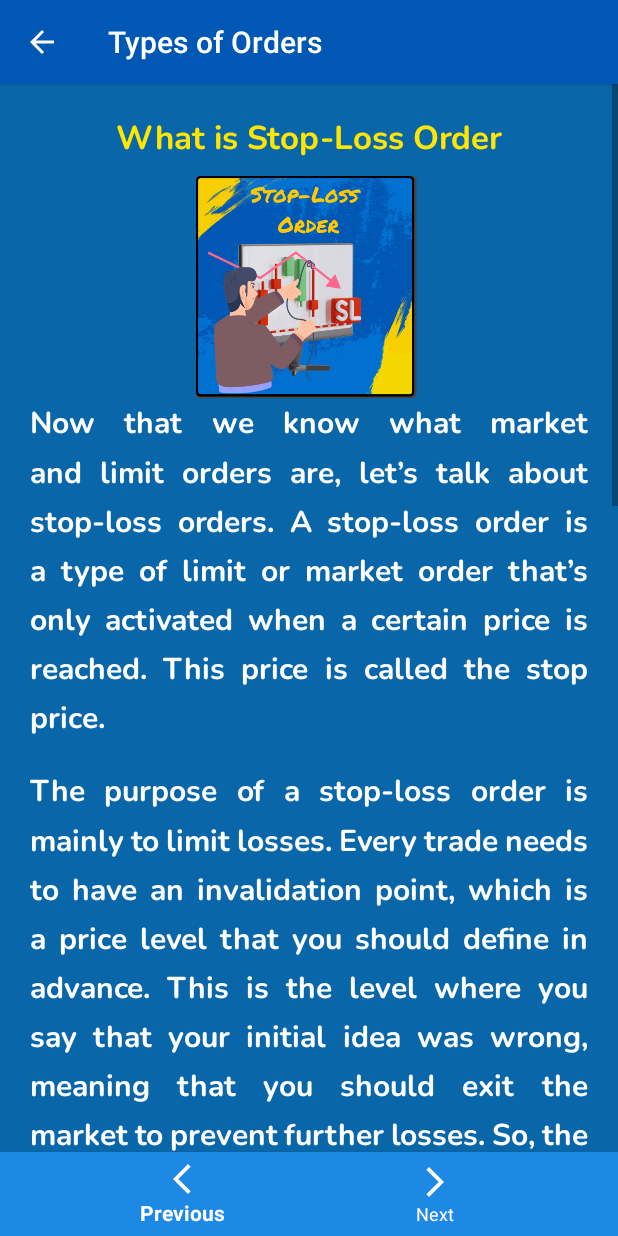
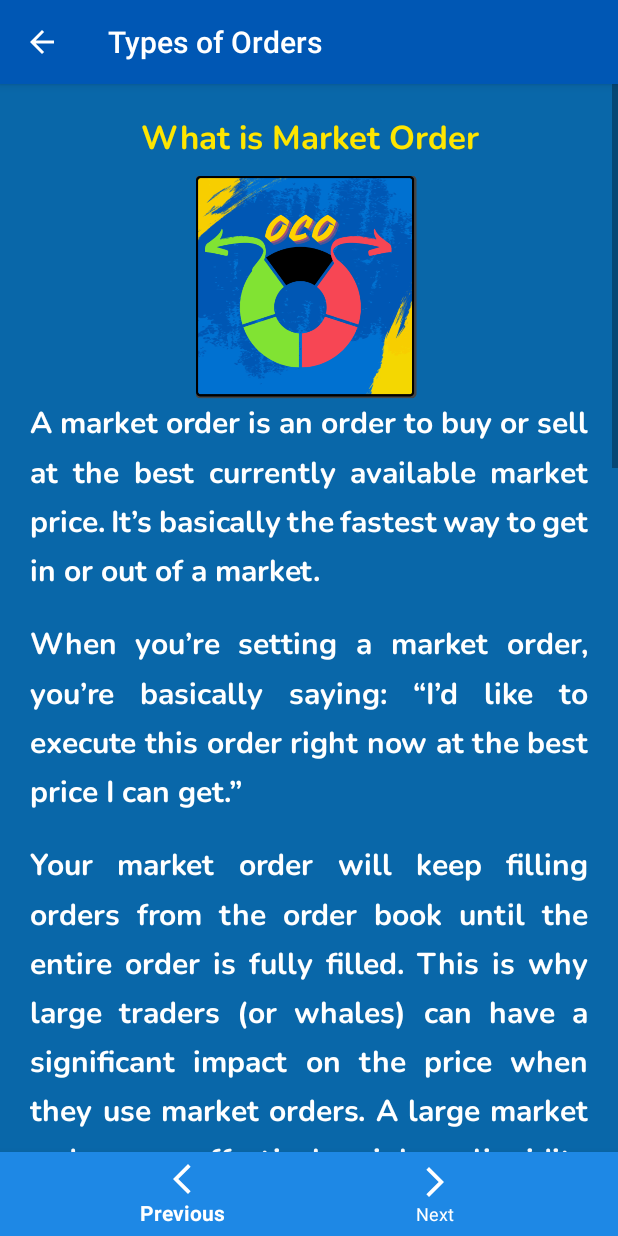
Before and after one commit to umardar8/Bitcoin_Course_in_Urdu, an Android app: the Chapter5Fragments screen opened directly, with no data from a screen before it, after a tap on an icon or button, on a phone screen of 412 x 824 dp. Run offline under Robolectric (Android 15) with nearby library versions, the phone set to English and light mode, and no system bars; our stand-ins replace AdMob.

Commit message:
added two new lessons and made changes to lesson sorting numbers

```diff
--- a/app/src/main/java/com/mufasasolutions/bitcoincourseinurdu/Chapter5Activity.kt
+++ b/app/src/main/java/com/mufasasolutions/bitcoincourseinurdu/Chapter5Activity.kt
@@ -3,7 +3,6 @@ package com.mufasasolutions.bitcoincourseinurdu
 import android.content.Intent
 import androidx.appcompat.app.AppCompatActivity
 import android.os.Bundle
-import com.mufasasolutions.bitcoincourseinurdu.databinding.ActivityChapter2Binding
 import com.mufasasolutions.bitcoincourseinurdu.databinding.ActivityChapter5Binding
 
 class Chapter5Activity : AppCompatActivity() {
@@ -48,9 +47,9 @@ class Chapter5Activity : AppCompatActivity() {
         val fragmentTransaction = fragmentManager.beginTransaction()
         when (num) {
             1 -> fragmentTransaction.replace(R.id.frameLayout, Lesson14Fragment())
-            2 -> fragmentTransaction.replace(R.id.frameLayout, Lesson15Fragment())
-            3 -> fragmentTransaction.replace(R.id.frameLayout, Lesson17Fragment())
-            4 -> fragmentTransaction.replace(R.id.frameLayout, Lesson18aFragment())
+            2 -> fragmentTransaction.replace(R.id.frameLayout, Lesson5bFragment())
+            3 -> fragmentTransaction.replace(R.id.frameLayout, Lesson15Fragment())
+            4 -> fragmentTransaction.replace(R.id.frameLayout, Lesson5dFragment())
         }
         fragmentTransaction.commit()
     }
--- a/app/src/main/java/com/mufasasolutions/bitcoincourseinurdu/Chapter5Fragments.kt
+++ b/app/src/main/java/com/mufasasolutions/bitcoincourseinurdu/Chapter5Fragments.kt
@@ -12,30 +12,29 @@ class Chapter5Fragments : AppCompatActivity() {
         binding = FragmentsChapter5Binding.inflate(layoutInflater)
         setContentView(binding.root)
 
-        val icon14 = binding.icon1
-        val icon15 = binding.icon2
-        val icon16 = binding.icon3
-        val icon17 = binding.icon4
-
-        icon14.setOnClickListener {
+        binding.icon1.setOnClickListener {
             val intent = Intent(this, Chapter5Activity::class.java)
             intent.putExtra("number", 1)
             startActivity(intent)
         }
-        icon15.setOnClickListener {
+
+        binding.icon2.setOnClickListener {
             val intent = Intent(this, Chapter5Activity::class.java)
             intent.putExtra("number", 2)
             startActivity(intent)
         }
-        icon16.setOnClickListener {
+
+        binding.icon3.setOnClickListener {
             val intent = Intent(this, Chapter5Activity::class.java)
             intent.putExtra("number", 3)
             startActivity(intent)
         }
-        icon17.setOnClickListener {
+
+        binding.icon4.setOnClickListener {
             val intent = Intent(this, Chapter5Activity::class.java)
             intent.putExtra("number", 4)
             startActivity(intent)
         }
+
     }
 }
--- /dev/null
+++ b/app/src/main/java/com/mufasasolutions/bitcoincourseinurdu/Lesson5bFragment.kt
@@ -0,0 +1,26 @@
+package com.mufasasolutions.bitcoincourseinurdu
+
+import android.os.Bundle
+import androidx.fragment.app.Fragment
+import android.view.LayoutInflater
+import android.view.View
+import android.view.ViewGroup
+import com.mufasasolutions.bitcoincourseinurdu.databinding.FragmentLesson5bBinding
+
+class Lesson5bFragment : Fragment() {
+
+    private lateinit var binding: FragmentLesson5bBinding
+    override fun onCreate(savedInstanceState: Bundle?) {
+        super.onCreate(savedInstanceState)
+    }
+
+    override fun onCreateView(
+        inflater: LayoutInflater, container: ViewGroup?,
+        savedInstanceState: Bundle?
+    ): View? {
+        // Inflate the layout for this fragment
+        binding = FragmentLesson5bBinding.inflate(layoutInflater, container, false)
+        return binding.root
+    }
+
+}
--- a/app/src/main/res/layout/fragmentlesson18a.xml
+++ b/app/src/main/res/layout/fragment_lesson5b.xml
@@ -3,9 +3,8 @@
     xmlns:tools="http://schemas.android.com/tools"
     android:layout_width="match_parent"
     android:layout_height="match_parent"
-    xmlns:ads="http://schemas.android.com/apk/res-auto"
     android:scrollbars="vertical"
-    tools:context=".Lesson12Fragment">
+    tools:context=".Lesson5bFragment">
 
     <LinearLayout
         android:layout_width="match_parent"
@@ -16,28 +15,40 @@
         <TextView
             style="@style/titleTextStyle"
             android:textAlignment="center"
-            android:text="What is OCO"/>
+            android:text="@string/icon5b_Text"/>
 
         <ImageView
             style="@style/fragment_image"
-            android:src="@drawable/icon15"
+            android:src="@drawable/icon5d"
             android:contentDescription="@string/icon12Desc"/>
 
         <TextView
             style="@style/paragraphStyle"
-            android:text="@string/lesson12_para1" />
+            android:text="@string/lesson5b_para1" />
 
         <TextView
             style="@style/paragraphStyle"
-            android:text="@string/lesson12_para2" />
+            android:text="@string/lesson5b_para2" />
 
         <TextView
             style="@style/paragraphStyle"
-            android:text="@string/lesson12_para3" />
+            android:text="@string/lesson5b_para3" />
 
         <TextView
             style="@style/paragraphStyle"
-            android:text="@string/lesson12_para4" />
+            android:text="@string/lesson5b_para4" />
+
+        <TextView
+            style="@style/paragraphStyle"
+            android:text="@string/lesson5b_para5" />
+
+        <TextView
+            style="@style/paragraphStyle"
+            android:text="@string/lesson5b_para6" />
+
+        <TextView
+            style="@style/paragraphStyle"
+            android:text="@string/lesson5b_para7" />
 
         <!--        <com.google.android.gms.ads.AdView-->
         <!--            android:id="@+id/adView1"-->
--- a/app/src/main/res/values/strings.xml
+++ b/app/src/main/res/values/strings.xml
@@ -174,12 +174,28 @@
     <string name="lesson14_para4">Deciding when to use a limit order or market order can vary with each trader. Some traders may use only one or the other, while other traders will use both – depending on the circumstances. The important thing is to understand how they work so you can decide for yourself.</string>
 
     <!-- Lesson 5.2 Strings   -->
+    <string name="icon5b_Text">What is Market Order</string>
+    <string name="lesson5b_para1">A market order is an order to buy or sell at the best currently available market price. It’s basically the fastest way to get in or out of a market.</string>
+    <string name="lesson5b_para2">When you’re setting a market order, you’re basically saying: “I’d like to execute this order right now at the best price I can get.”</string>
+    <string name="lesson5b_para3">Your market order will keep filling orders from the order book until the entire order is fully filled. This is why large traders (or whales) can have a significant impact on the price when they use market orders. A large market order can effectively siphon liquidity from the order book. How so? Let’s go through it when discussing slippage.</string>
+    <string name="lesson5b_para4">When we say that market orders fill at the best available price, that means that they keep filling orders from the order book until the entire order is executed.</string>
+    <string name="lesson5b_para5">However, what if there isn’t enough liquidity around the desired price to fill a large market order? There could be a big difference between the price that you expect your order to fill and the price that it fills at. This difference is called slippage.</string>
+    <string name="lesson5b_para6">Let’s say you’d like to open a long position worth 10 BTC in an altcoin. However, this altcoin has a relatively small market cap and is being traded on a low-liquidity market. If you use a market order, it will keep filling orders from the order book until the entire 10 BTC order is filled. On a liquid market, you would be able to fill your 10 BTC order without impacting the price significantly. But, in this case, the lack of liquidity means that there may not be enough sell orders in the order book for the current price range.</string>
+    <string name="lesson5b_para7">So, by the time the entire 10 BTC order is filled, you may find out that the average price paid was much higher than expected. In other words, the lack of sell orders caused your market order to move up the order book, matching orders that were significantly more expensive than the initial price.</string>
+
+    <!-- Lesson 5.3 Strings   -->
     <string name="icon15Text">What is Stop-Loss Order</string>
     <string name="icon15Desc" translatable="false">a person trying to stop his loss with a thread</string>
     <string name="lesson15_para1">Now that we know what market and limit orders are, let’s talk about stop-loss orders. A stop-loss order is a type of limit or market order that’s only activated when a certain price is reached. This price is called the stop price.</string>
     <string name="lesson15_para2">The purpose of a stop-loss order is mainly to limit losses. Every trade needs to have an invalidation point, which is a price level that you should define in advance. This is the level where you say that your initial idea was wrong, meaning that you should exit the market to prevent further losses. So, the invalidation point is where you would typically put your stop-loss order.</string>
     <string name="lesson15_para3">How does a stop-loss order work? As we’ve mentioned, the stop-loss can be both a limit or a market order. This is why these variants may also be referred to as stop-limit and stop-market orders. The key thing to understand is that the stop-loss only activates when a certain price is reached (the stop price). When the stop price is reached, it activates either a market or a limit order. You basically set the stop price as the trigger for your market or limit order.</string>
     <string name="lesson15_para4">However, there is one thing you should keep in mind. We know that limit orders only fill at the limit price or better, but never worse. If you’re using a stop-limit order as your stop-loss and the market crashes violently, it may instantly move away from your limit price, leaving your order unfilled. In other words, the stop price would trigger your stop-limit order, but the limit order would remain unfilled due to the sharp price drop. This is why stop-market orders are considered safer than stop-limit orders. They ensure that even under extreme market conditions, you’ll be guaranteed to exit the market once your invalidation point is reached.</string>
+
+    <!-- Lesson 5.4 Strings   -->
+    <string name="icon5d_Text">What is OCO Order</string>
+    <string name="lesson5d_para1">A One-Cancel-Other (OCO) order in Binance is a type of advanced trading order that allows traders to place two orders simultaneously: a stop-limit order and a limit order. This setup helps in managing risk and automating the trading process. When one of the orders is triggered and executed, the other order is automatically canceled. This can be particularly useful in volatile markets, as it ensures that a trader\'s position is managed effectively without the need for constant monitoring.</string>
+    <string name="lesson5d_para2">For example, suppose you own some Bitcoin (BTC) and the current market price is $40,000. You might place an OCO order to sell BTC, setting a limit sell order at $45,000 and a stop-limit sell order at $35,000 with a stop price of $36,000. In this scenario, if the market price reaches $45,000, your BTC will be sold at that price, and the stop-limit order will be canceled. Conversely, if the price drops to $36,000, the stop-limit order will be triggered, attempting to sell your BTC at $35,000, and the limit sell order at $45,000 will be canceled.</string>
+    <string name="lesson5d_para3">OCO orders are beneficial for traders who want to automate their trades with predefined conditions, helping to minimize losses and lock in profits without needing to manually manage each order. This functionality is especially useful during times of high market volatility, ensuring that traders can react to market movements promptly and efficiently.</string>
 
     <!-- Lesson 17 Strings   -->
     <string name="icon17Text">Bullish Reversal Patterns</string>
```
Also changed, not shown: app/src/main/java/com/mufasasolutions/bitcoincourseinurdu/Lesson18aFragment.kt (deleted, +0 -59 lines), app/src/main/java/com/mufasasolutions/bitcoincourseinurdu/Lesson5dFragment.kt (added, +26 -0 lines), app/src/main/res/layout/fragment_lesson5d.xml (added, +52 -0 lines), app/src/main/res/layout/fragments_chapter5.xml (+6 -5 lines), app/src/main/res/drawable/icon5c.png (added), app/src/main/res/drawable/icon5d.png (added), 1 other file.
